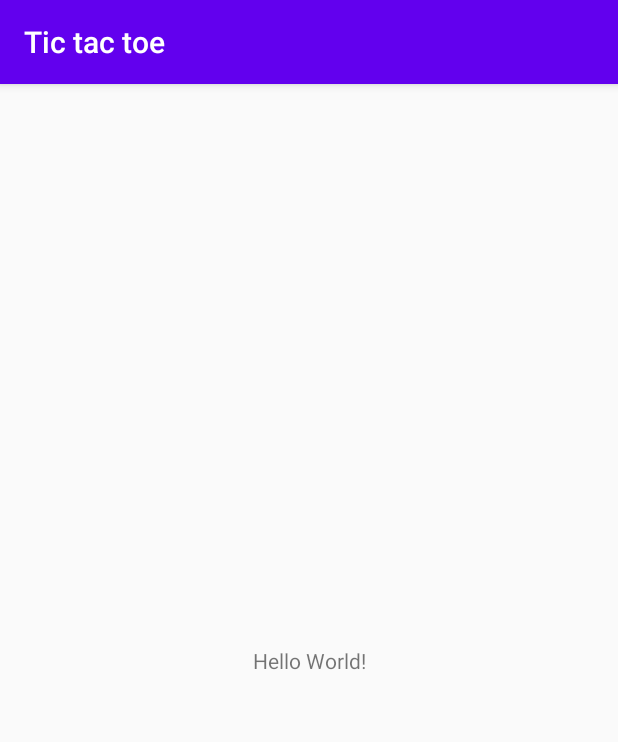
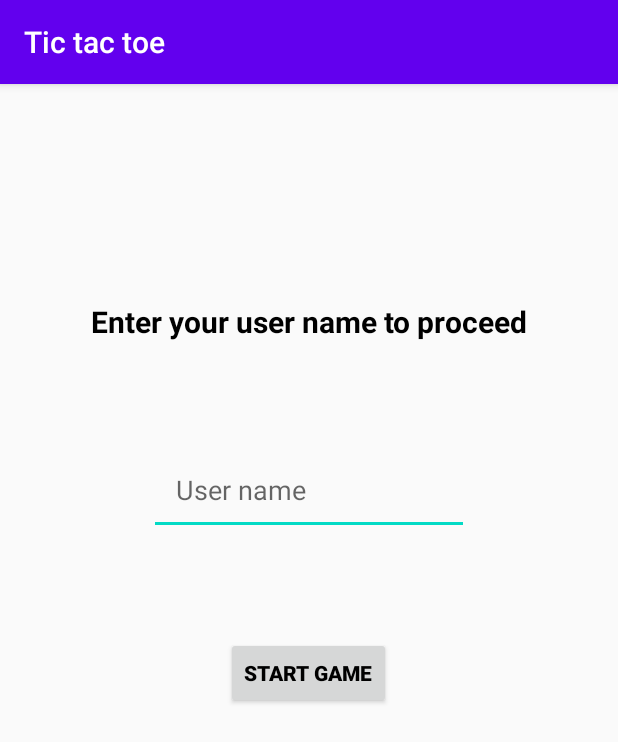
Before and after one commit to vinayak5002/Tic-tac-toe, an Android app: the screen it shows after launch (MainActivity), on a phone screen of 412 x 824 dp. Shown: the top 742 px of the screen. Run offline under Robolectric (Android 15) with nearby library versions, the phone set to English and light mode, and no system bars.

Commit message:
Login page added

```diff
--- a/app/src/main/java/com/tic_tac_toe/app/MainActivity.java
+++ b/app/src/main/java/com/tic_tac_toe/app/MainActivity.java
@@ -2,8 +2,14 @@ package com.tic_tac_toe.app;
 
 import android.support.v7.app.AppCompatActivity;
 import android.os.Bundle;
+import android.util.Log;
+import android.view.View;
 
 public class MainActivity extends AppCompatActivity {
+
+    public void userNameSubmit(View view){
+        Log.i("Submit button", "userNameSubmit: ");
+    }
 
     @Override
     protected void onCreate(Bundle savedInstanceState) {
--- a/app/src/main/res/layout/activity_main.xml
+++ b/app/src/main/res/layout/activity_main.xml
@@ -7,12 +7,47 @@
     tools:context=".MainActivity">
 
     <TextView
+        android:id="@+id/textView"
+        style="@style/TextAppearance.AppCompat.Medium"
         android:layout_width="wrap_content"
         android:layout_height="wrap_content"
-        android:text="Hello World!"
+        android:text="Enter your user name to proceed"
+        android:textStyle="bold"
+        android:textColor="@android:color/background_dark"
+        android:textSize="20sp"
         app:layout_constraintBottom_toBottomOf="parent"
-        app:layout_constraintLeft_toLeftOf="parent"
-        app:layout_constraintRight_toRightOf="parent"
-        app:layout_constraintTop_toTopOf="parent" />
+        app:layout_constraintEnd_toEndOf="parent"
+        app:layout_constraintStart_toStartOf="parent"
+        app:layout_constraintTop_toTopOf="parent"
+        app:layout_constraintVertical_bias="0.195" />
 
+    <EditText
+        android:id="@+id/editTextTextPersonName"
+        android:layout_width="wrap_content"
+        android:layout_height="wrap_content"
+        android:layout_marginTop="64dp"
+        android:ems="10"
+        android:hint="User name"
+        android:inputType="textPersonName"
+        android:padding="18dp"
+        app:layout_constraintBottom_toBottomOf="parent"
+        app:layout_constraintEnd_toEndOf="parent"
+        app:layout_constraintStart_toStartOf="parent"
+        app:layout_constraintTop_toBottomOf="@+id/textView"
+        app:layout_constraintVertical_bias="0.009" />
+
+    <Button
+        android:id="@+id/UserNameSubmit"
+        android:layout_width="wrap_content"
+        android:layout_height="wrap_content"
+        android:onClick="userNameSubmit"
+        android:text="Start game"
+        android:textStyle="bold"
+        android:textColor="@android:color/background_dark"
+        app:layout_constraintBottom_toBottomOf="parent"
+        app:layout_constraintEnd_toEndOf="parent"
+        app:layout_constraintHorizontal_bias="0.498"
+        app:layout_constraintStart_toStartOf="parent"
+        app:layout_constraintTop_toBottomOf="@+id/editTextTextPersonName"
+        app:layout_constraintVertical_bias="0.162" />
 </android.support.constraint.ConstraintLayout>
```
